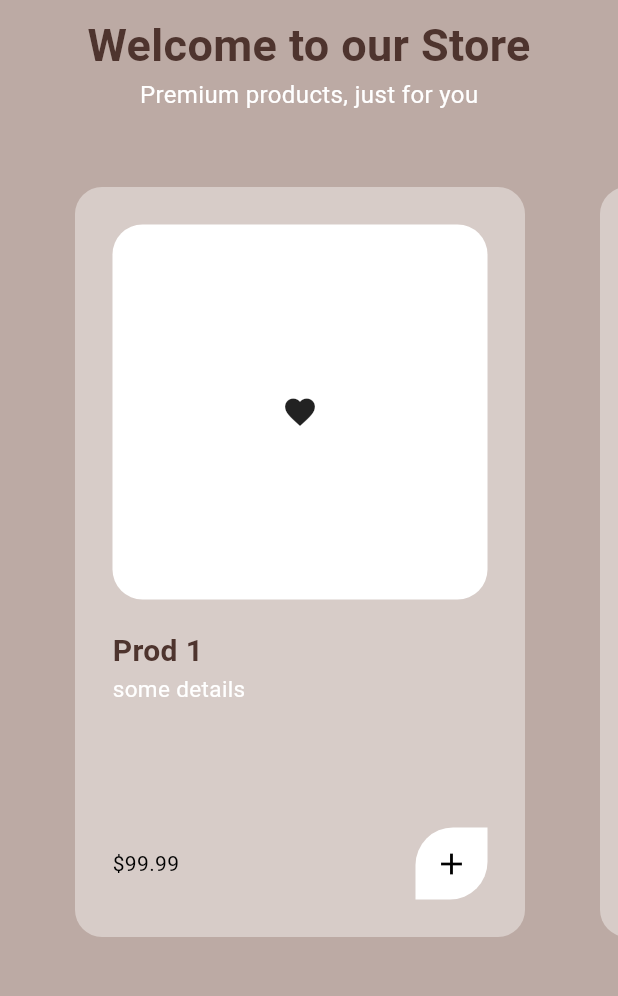
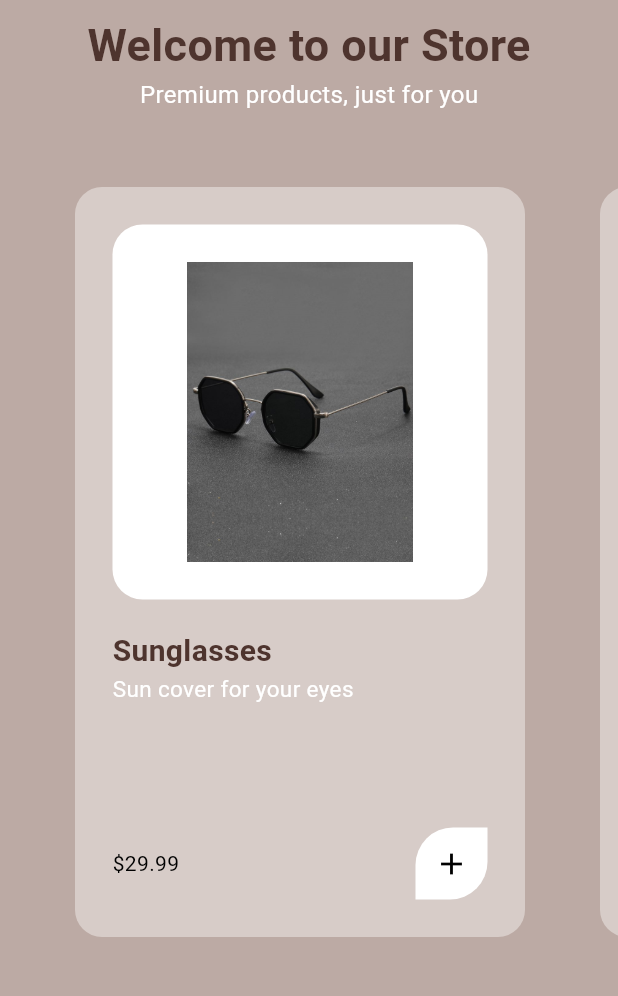
Before and after one commit to namwambaobu/We_stores, a Flutter app: the ShopPage screen opened by its route, on a phone screen of 412 x 824 dp, the part 71-1067 px from its top. Run offline on Flutter 3.47's test engine with Material 3 defaults, Android fonts, the light colour scheme and no system bars.

Commit message:
final commit

```diff
--- a/lib/components/my_product_tile.dart
+++ b/lib/components/my_product_tile.dart
@@ -1,5 +1,3 @@
-import 'dart:io';
-
 import 'package:flutter/material.dart';
 import 'package:provider/provider.dart';
 import 'package:we_stores/models/product.dart';
@@ -61,7 +59,7 @@ class MyProductTile extends StatelessWidget {
                         borderRadius: BorderRadius.circular(20)),
                     padding: EdgeInsets.all(25),
                     width: double.infinity,
-                    child: Icon(Icons.favorite)),
+                    child: Image.asset(product.imagePath)),
               ),
               const SizedBox(
                 height: 20,
--- a/lib/models/product.dart
+++ b/lib/models/product.dart
@@ -2,11 +2,10 @@ class Product {
   final String name;
   final double price;
   final String description;
-  //final String imagePath;
-  Product({
-    required this.name,
-    required this.price,
-    required this.description,
-    //required this.imagePath
-  });
+  final String imagePath;
+  Product(
+      {required this.name,
+      required this.price,
+      required this.description,
+      required this.imagePath});
 }
--- a/lib/models/shop.dart
+++ b/lib/models/shop.dart
@@ -4,10 +4,36 @@ import 'package:we_stores/models/product.dart';
 class Shop extends ChangeNotifier {
   //products for sale
   final List<Product> _shop = [
-    Product(name: "Prod 1", price: 99.99, description: "some details"),
-    Product(name: "Prod 2", price: 99.99, description: "some details"),
-    Product(name: "Prod 3", price: 99.99, description: "some details"),
-    Product(name: "Prod 4", price: 99.99, description: "some details")
+    Product(
+        name: "Sunglasses",
+        price: 29.99,
+        description: "Sun cover for your eyes",
+        imagePath: 'assets/images/shades.png'),
+    Product(
+        name: "hoodies",
+        price: 49.99,
+        description: "in all colors and sizes, take your pick",
+        imagePath: 'assets/images/hoodie.png'),
+    Product(
+        name: "Pallazios",
+        price: 14.99,
+        description: "just hot, hot, hot",
+        imagePath: 'assets/images/pants.png'),
+    Product(
+        name: "Vans Boots",
+        price: 39.99,
+        description: "All purpose boots, with safty plates for toe cover",
+        imagePath: 'assets/images/boots.png'),
+    Product(
+        name: "Air Force",
+        price: 79.99,
+        description: "Hot and in Trend Snickers",
+        imagePath: 'assets/images/snicker.png'),
+    Product(
+        name: "Travel Pack",
+        price: 29.99,
+        description: "pretty Handy for short trips",
+        imagePath: 'assets/images/pack.png')
   ];
   //user cart
   List<Product> _cart = [];
```
Also changed, not shown: pubspec.yaml (+3 -5 lines), assets/images/boots.png (added), assets/images/hoodie.png (added), assets/images/logo.png (added), assets/images/pack.png (added), assets/images/pants.png (added), assets/images/shades.png (added), assets/images/snicker.png (added).
